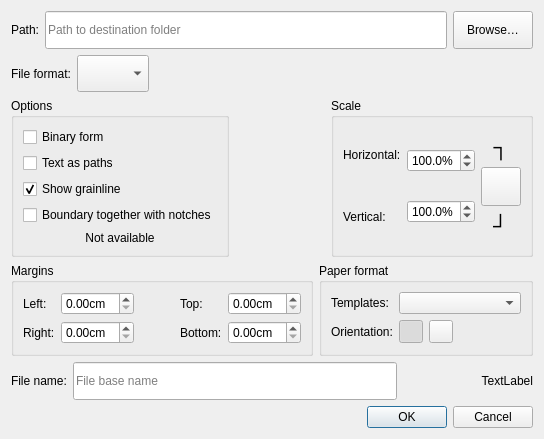
Above: src/app/valentina/dialogs/dialogsavelayout.ui from dismine/valentina before the change. Below: the same form after it.
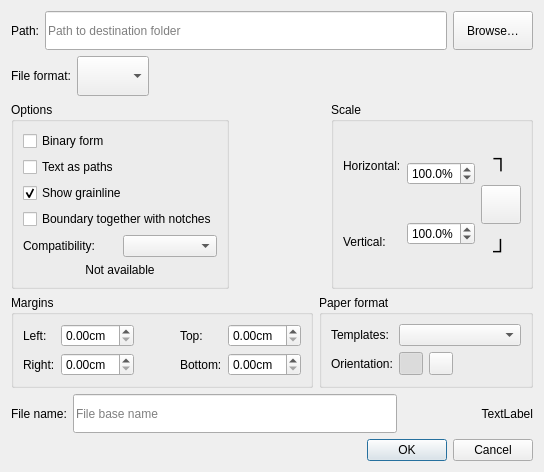
That is the form after the change. Icons and pictures are not drawn.

Commit message: Improve compatibility with Richpeace CAD.

```diff
--- a/src/app/valentina/dialogs/dialogsavelayout.ui
+++ b/src/app/valentina/dialogs/dialogsavelayout.ui
@@ -7,7 +7,7 @@
     <x>0</x>
     <y>0</y>
     <width>544</width>
-    <height>439</height>
+    <height>472</height>
    </rect>
   </property>
   <property name="windowTitle">
@@ -149,6 +149,20 @@
           </property>
          </widget>
         </item>
+        <item>
+         <layout class="QHBoxLayout" name="horizontalLayout_8">
+          <item>
+           <widget class="QLabel" name="labelDxfCompatibility">
+            <property name="text">
+             <string>Compatibility:</string>
+            </property>
+           </widget>
+          </item>
+          <item>
+           <widget class="QComboBox" name="comboBoxDxfCompatibility"/>
+          </item>
+         </layout>
+        </item>
         <item>
          <widget class="QLabel" name="labelOptionsNotAvailable">
           <property name="text">
```
The commit also changes 28 other files.
